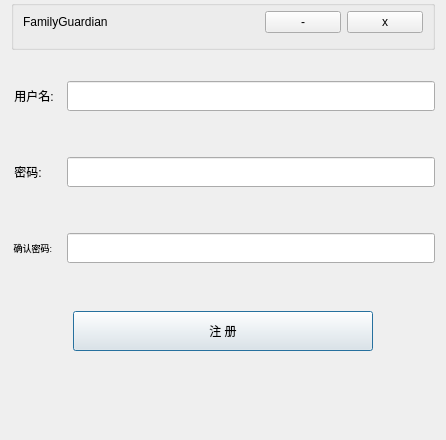
This is myDesign_win/newUser.ui in Titanium006/FamilyGuardian as Qt 5 draws it before an edit. The edited form follows.
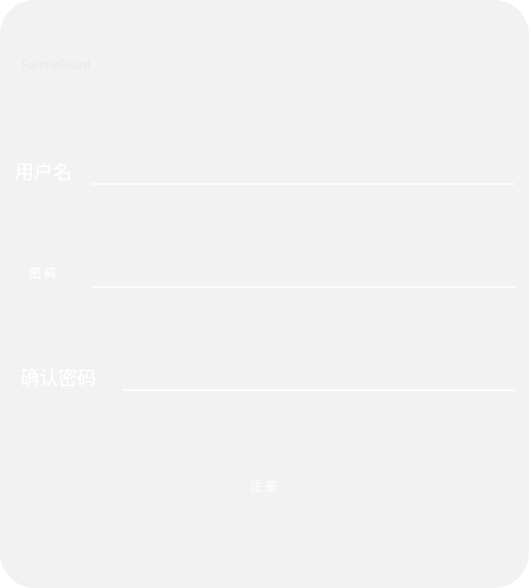
This is the edited form. Icons and pictures are not drawn.

```diff
--- a/myDesign_win/newUser.ui
+++ b/myDesign_win/newUser.ui
@@ -6,8 +6,8 @@
    <rect>
     <x>0</x>
     <y>0</y>
-    <width>446</width>
-    <height>440</height>
+    <width>529</width>
+    <height>588</height>
    </rect>
   </property>
   <property name="sizePolicy">
@@ -16,15 +16,198 @@
     <verstretch>0</verstretch>
    </sizepolicy>
   </property>
+  <property name="minimumSize">
+   <size>
+    <width>0</width>
+    <height>0</height>
+   </size>
+  </property>
   <property name="windowTitle">
    <string>Dialog</string>
   </property>
+  <property name="styleSheet">
+   <string notr="true">*{
+	background-color: rgb(255, 255, 255);
+}
+
+QFrame#frame{
+	border-radius:35px;
+	border-image: url(:/login/icon/loginbackground.jpg);
+}
+
+#frame_3{
+	border-radius:35px;
+	background-color: rgba(206, 206, 206, 70);
+}
+
+QGroupBox#groupBox_2{
+	border: none;
+	background: transparent;
+}
+
+QLabel#appNameLabel{
+	background: transparent;
+	color: rgb(232, 233, 234);
+	font: 14pt &quot;hooge 05_54&quot;;
+}
+
+QLabel#userNameLabel{
+	background: transparent;
+	font: 14pt &quot;幼圆&quot;;
+	color: rgb(255, 255, 255);
+}
+
+#passwordLabel{
+	background: transparent;
+	font: 14pt &quot;幼圆&quot;;
+	color: rgb(255, 255, 255);
+}
+
+#passwordConfirmLabel{
+	background: transparent;
+	font: 14pt &quot;幼圆&quot;;
+	color: rgb(255, 255, 255);
+}
+
+QPushButton#regisMiniButton{
+	border-radius:10px;
+	image: url(:/login/icon/minus.png);
+	background: transparent;
+}
+
+#regisMiniButton:hover{
+	background-color: rgba(94, 99, 102, 150);
+}
+
+#regisMiniButton:pressed{
+	background-color: rgba(69, 73, 75, 220);
+}
+
+#regisCloseButton{
+	border-radius:10px;
+	image: url(:/login/icon/close.png);
+	background: transparent;
+}
+
+#regisCloseButton:hover{
+	background-color: rgba(94, 99, 102, 150);
+}
+
+#regisCloseButton:pressed{
+	background-color: rgba(69, 73, 75, 220);
+}
+
+#registerButton{
+	border-radius:10px;
+	background: transparent;
+	font: 14pt &quot;幼圆&quot;;
+	color: rgba(255, 255, 255, 220);
+}
+
+#registerButton:hover{
+	background-color: rgba(62, 64, 71, 150);
+	font: 14pt &quot;幼圆&quot;;
+	color: rgba(255, 255, 255, 220);
+}
+
+#registerButton:pressed{
+	background-color: rgba(77, 77, 77, 160);
+	font: 14pt &quot;幼圆&quot;;
+	color: rgb(255, 255, 255);
+}
+
+QLineEdit{
+	background: transparent;
+	border: none;
+	border-bottom: 2px solid rgba(255, 255, 255, 200);
+	font: 12pt &quot;MS Reference Sans Serif&quot;;
+	color: rgb(255, 255, 255);
+}
+
+</string>
+  </property>
+  <layout class="QVBoxLayout" name="verticalLayout_3">
+   <property name="spacing">
+    <number>0</number>
+   </property>
+   <property name="leftMargin">
+    <number>0</number>
+   </property>
+   <property name="topMargin">
+    <number>0</number>
+   </property>
+   <property name="rightMargin">
+    <number>0</number>
+   </property>
+   <property name="bottomMargin">
+    <number>0</number>
+   </property>
+   <item>
+    <widget class="QFrame" name="frame">
+     <property name="frameShape">
+      <enum>QFrame::StyledPanel</enum>
+     </property>
+     <property name="frameShadow">
+      <enum>QFrame::Raised</enum>
+     </property>
   <layout class="QVBoxLayout" name="verticalLayout">
+      <property name="spacing">
+       <number>0</number>
+      </property>
+      <property name="leftMargin">
+       <number>0</number>
+      </property>
    <property name="topMargin">
     <number>0</number>
    </property>
+      <property name="rightMargin">
+       <number>0</number>
+      </property>
+      <property name="bottomMargin">
+       <number>0</number>
+      </property>
    <item>
-    <widget class="QGroupBox" name="groupBox">
+       <widget class="QFrame" name="frame_3">
+        <property name="frameShape">
+         <enum>QFrame::StyledPanel</enum>
+        </property>
+        <property name="frameShadow">
+         <enum>QFrame::Raised</enum>
+        </property>
+        <layout class="QVBoxLayout" name="verticalLayout_2">
+         <property name="spacing">
+          <number>6</number>
+         </property>
+         <property name="leftMargin">
+          <number>6</number>
+         </property>
+         <property name="topMargin">
+          <number>7</number>
+         </property>
+         <property name="rightMargin">
+          <number>6</number>
+         </property>
+         <property name="bottomMargin">
+          <number>1</number>
+         </property>
+         <item>
+          <spacer name="verticalSpacer_6">
+           <property name="orientation">
+            <enum>Qt::Vertical</enum>
+           </property>
+           <property name="sizeType">
+            <enum>QSizePolicy::Fixed</enum>
+           </property>
+           <property name="sizeHint" stdset="0">
+            <size>
+             <width>20</width>
+             <height>5</height>
+            </size>
+           </property>
+          </spacer>
+         </item>
+         <item alignment="Qt::AlignHCenter">
+          <widget class="QGroupBox" name="groupBox_2">
      <property name="sizePolicy">
       <sizepolicy hsizetype="Fixed" vsizetype="Fixed">
        <horstretch>0</horstretch>
@@ -37,9 +220,6 @@
        <height>50</height>
       </size>
      </property>
-     <property name="title">
-      <string/>
-     </property>
      <layout class="QHBoxLayout" name="horizontalLayout_4">
       <property name="topMargin">
        <number>0</number>
@@ -47,19 +227,22 @@
       <item>
        <widget class="QLabel" name="appNameLabel">
         <property name="sizePolicy">
-         <sizepolicy hsizetype="Fixed" vsizetype="Preferred">
+               <sizepolicy hsizetype="Minimum" vsizetype="Preferred">
           <horstretch>0</horstretch>
           <verstretch>0</verstretch>
          </sizepolicy>
         </property>
         <property name="minimumSize">
          <size>
-          <width>100</width>
+                <width>182</width>
           <height>0</height>
          </size>
         </property>
+              <property name="styleSheet">
+               <string notr="true"/>
+              </property>
         <property name="text">
-         <string>FamilyGuardian</string>
+               <string>FamilyGuard</string>
         </property>
        </widget>
       </item>
@@ -73,7 +256,7 @@
         </property>
         <property name="sizeHint" stdset="0">
          <size>
-          <width>140</width>
+                <width>200</width>
           <height>20</height>
          </size>
         </property>
@@ -83,31 +266,59 @@
        <widget class="QPushButton" name="regisMiniButton">
         <property name="minimumSize">
          <size>
-          <width>50</width>
-          <height>0</height>
+                <width>40</width>
+                <height>40</height>
          </size>
         </property>
         <property name="focusPolicy">
          <enum>Qt::NoFocus</enum>
         </property>
+              <property name="styleSheet">
+               <string notr="true"/>
+              </property>
         <property name="text">
-         <string>-</string>
+               <string/>
         </property>
        </widget>
       </item>
+            <item>
+             <spacer name="horizontalSpacer_2">
+              <property name="orientation">
+               <enum>Qt::Horizontal</enum>
+              </property>
+              <property name="sizeType">
+               <enum>QSizePolicy::Fixed</enum>
+              </property>
+              <property name="sizeHint" stdset="0">
+               <size>
+                <width>11</width>
+                <height>20</height>
+               </size>
+              </property>
+             </spacer>
+            </item>
       <item>
        <widget class="QPushButton" name="regisCloseButton">
+              <property name="sizePolicy">
+               <sizepolicy hsizetype="Minimum" vsizetype="Fixed">
+                <horstretch>0</horstretch>
+                <verstretch>0</verstretch>
+               </sizepolicy>
+              </property>
         <property name="minimumSize">
          <size>
-          <width>50</width>
-          <height>0</height>
+                <width>40</width>
+                <height>40</height>
          </size>
         </property>
         <property name="focusPolicy">
          <enum>Qt::NoFocus</enum>
         </property>
+              <property name="styleSheet">
+               <string notr="true"/>
+              </property>
         <property name="text">
-         <string>x</string>
+               <string/>
         </property>
        </widget>
       </item>
@@ -132,9 +343,15 @@
    </item>
    <item>
     <layout class="QHBoxLayout" name="horizontalLayout">
+           <property name="spacing">
+            <number>16</number>
+           </property>
      <property name="sizeConstraint">
       <enum>QLayout::SetDefaultConstraint</enum>
      </property>
+           <property name="rightMargin">
+            <number>8</number>
+           </property>
      <item>
       <widget class="QLabel" name="userNameLabel">
        <property name="sizePolicy">
@@ -145,7 +362,7 @@
        </property>
        <property name="minimumSize">
         <size>
-         <width>50</width>
+               <width>70</width>
          <height>50</height>
         </size>
        </property>
@@ -155,11 +372,23 @@
          <height>50</height>
         </size>
        </property>
+             <property name="font">
+              <font>
+               <family>幼圆</family>
+               <pointsize>14</pointsize>
+               <weight>50</weight>
+               <italic>false</italic>
+               <bold>false</bold>
+              </font>
+             </property>
        <property name="autoFillBackground">
-        <bool>true</bool>
+              <bool>false</bool>
        </property>
        <property name="text">
-        <string> 用户名:</string>
+              <string> 用户名</string>
+             </property>
+             <property name="alignment">
+              <set>Qt::AlignCenter</set>
        </property>
       </widget>
      </item>
@@ -171,6 +400,9 @@
          <height>30</height>
         </size>
        </property>
+             <property name="placeholderText">
+              <string/>
+             </property>
       </widget>
      </item>
     </layout>
@@ -193,20 +425,26 @@
    </item>
    <item>
     <layout class="QHBoxLayout" name="horizontalLayout_2">
+           <property name="spacing">
+            <number>16</number>
+           </property>
      <property name="sizeConstraint">
       <enum>QLayout::SetDefaultConstraint</enum>
      </property>
+           <property name="rightMargin">
+            <number>8</number>
+           </property>
      <item>
       <widget class="QLabel" name="passwordLabel">
        <property name="sizePolicy">
-        <sizepolicy hsizetype="Fixed" vsizetype="Fixed">
+              <sizepolicy hsizetype="Minimum" vsizetype="Fixed">
          <horstretch>0</horstretch>
          <verstretch>0</verstretch>
         </sizepolicy>
        </property>
        <property name="minimumSize">
         <size>
-         <width>50</width>
+               <width>70</width>
          <height>50</height>
         </size>
        </property>
@@ -217,7 +455,10 @@
         </size>
        </property>
        <property name="text">
-        <string> 密码:</string>
+              <string> 密 码</string>
+             </property>
+             <property name="alignment">
+              <set>Qt::AlignCenter</set>
        </property>
       </widget>
      </item>
@@ -235,6 +476,9 @@
          <height>30</height>
         </size>
        </property>
+             <property name="echoMode">
+              <enum>QLineEdit::Password</enum>
+             </property>
       </widget>
      </item>
     </layout>
@@ -257,20 +501,26 @@
    </item>
    <item>
     <layout class="QHBoxLayout" name="horizontalLayout_3">
+           <property name="spacing">
+            <number>16</number>
+           </property>
      <property name="sizeConstraint">
       <enum>QLayout::SetDefaultConstraint</enum>
      </property>
+           <property name="rightMargin">
+            <number>8</number>
+           </property>
      <item>
       <widget class="QLabel" name="passwordConfirmLabel">
        <property name="sizePolicy">
-        <sizepolicy hsizetype="Fixed" vsizetype="Fixed">
+              <sizepolicy hsizetype="Minimum" vsizetype="Fixed">
          <horstretch>0</horstretch>
          <verstretch>0</verstretch>
         </sizepolicy>
        </property>
        <property name="minimumSize">
         <size>
-         <width>50</width>
+               <width>100</width>
          <height>50</height>
         </size>
        </property>
@@ -282,18 +532,25 @@
        </property>
        <property name="font">
         <font>
-         <pointsize>7</pointsize>
+               <family>幼圆</family>
+               <pointsize>14</pointsize>
+               <weight>50</weight>
+               <italic>false</italic>
+               <bold>false</bold>
         </font>
        </property>
        <property name="lineWidth">
         <number>1</number>
        </property>
        <property name="text">
-        <string> 确认密码:</string>
+              <string> 确认密码</string>
        </property>
        <property name="textFormat">
         <enum>Qt::AutoText</enum>
        </property>
+             <property name="alignment">
+              <set>Qt::AlignCenter</set>
+             </property>
       </widget>
      </item>
      <item>
@@ -310,6 +567,9 @@
          <height>30</height>
         </size>
        </property>
+             <property name="echoMode">
+              <enum>QLineEdit::Password</enum>
+             </property>
       </widget>
      </item>
     </layout>
@@ -343,7 +603,7 @@
      </property>
      <property name="minimumSize">
       <size>
-       <width>300</width>
+             <width>220</width>
        <height>40</height>
       </size>
      </property>
@@ -367,18 +627,26 @@
       <enum>Qt::Vertical</enum>
      </property>
      <property name="sizeType">
-      <enum>QSizePolicy::Expanding</enum>
+            <enum>QSizePolicy::Fixed</enum>
      </property>
      <property name="sizeHint" stdset="0">
       <size>
        <width>20</width>
-       <height>29</height>
+             <height>50</height>
       </size>
      </property>
     </spacer>
    </item>
   </layout>
  </widget>
- <resources/>
+      </item>
+     </layout>
+    </widget>
+   </item>
+  </layout>
+ </widget>
+ <resources>
+  <include location="../apprcc.qrc"/>
+ </resources>
  <connections/>
 </ui>
```
Left out of the diff: 4 changed lines with no effect on the pictures. Lines whose indentation alone changed are shown as unchanged.
